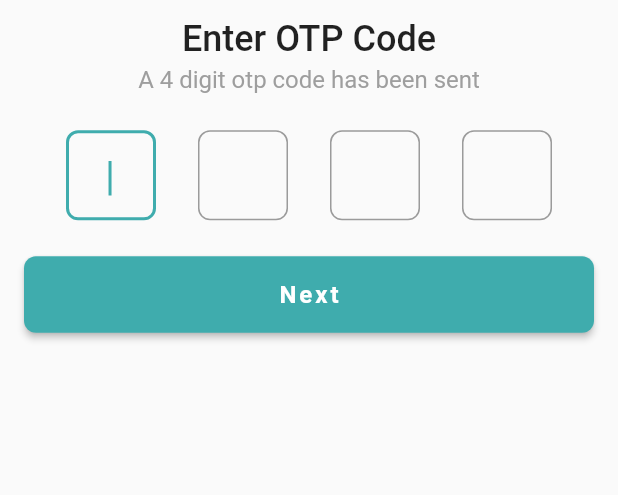
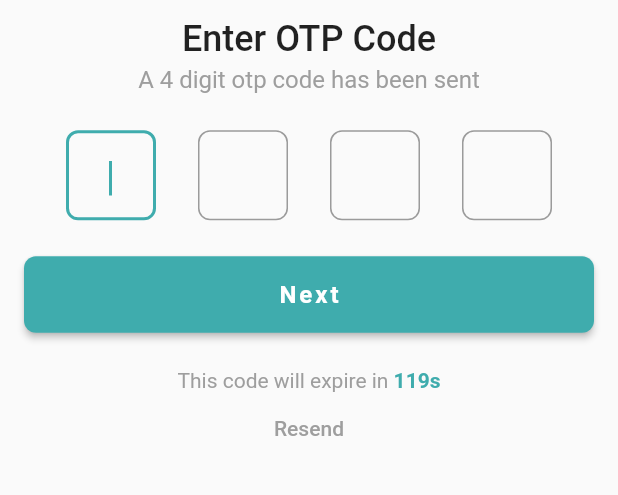
Before and after one commit to mostafejur21/ecommerce, a Flutter app: the OtpVerificationScreen screen opened directly, on a phone screen of 412 x 824 dp, the part 332-827 px from its top. Run offline on Flutter 3.47's test engine with Material 2 defaults, Android fonts, the phone set to English and light mode, and no system bars; our stand-ins replace flutter_svg, get.

```diff
--- a/lib/ui/screen/auth/otp_screen.dart
+++ b/lib/ui/screen/auth/otp_screen.dart
@@ -1,4 +1,7 @@
+import 'dart:async';
+
 import 'package:ecommerce/ui/screen/auth/complete_profile_screen.dart';
+import 'package:ecommerce/ui/utils/app_color.dart';
 import 'package:ecommerce/ui/utils/custom_otp_field.dart';
 import 'package:ecommerce/ui/utils/images_utils.dart';
 import 'package:flutter/material.dart';
@@ -15,6 +18,31 @@ class OtpVerificationScreen extends StatefulWidget {
 class _OtpVerificationScreenState extends State<OtpVerificationScreen> {
   final TextEditingController _otpController = TextEditingController();
   final GlobalKey<FormState> _formKey = GlobalKey<FormState>();
+
+  @override
+  void initState() {
+    startTimer();
+    super.initState();
+  }
+
+  int timeLeft = 120;
+  bool wait = false;
+
+  void startTimer() {
+    const sec = Duration(seconds: 1);
+    Timer timer = Timer.periodic(sec, (timer) {
+      if (timeLeft == 0) {
+        setState(() {
+          timer.cancel();
+          wait = false;
+        });
+      } else {
+        setState(() {
+          timeLeft--;
+        });
+      }
+    });
+  }
 
   @override
   Widget build(BuildContext context) {
@@ -71,7 +99,30 @@ class _OtpVerificationScreenState extends State<OtpVerificationScreen> {
                   },
                   child: const Text("Next"),
                 ),
-              )
+              ),
+              const SizedBox(
+                height: 24,
+              ),
+              RichText(
+                text: TextSpan(
+                  style: const TextStyle(color: Colors.grey),
+                  children: [
+                    const TextSpan(text: "This code will expire in "),
+                    TextSpan(
+                        text: "${timeLeft}s",
+                        style: const TextStyle(
+                            color: AppColor.primaryColor,
+                            fontWeight: FontWeight.bold))
+                  ],
+                ),
+              ),
+              TextButton(
+                onPressed: () {},
+                child: const Text(
+                  "Resend",
+                  style: TextStyle(color: Colors.grey),
+                ),
+              ),
             ],
           ),
         ),
```
